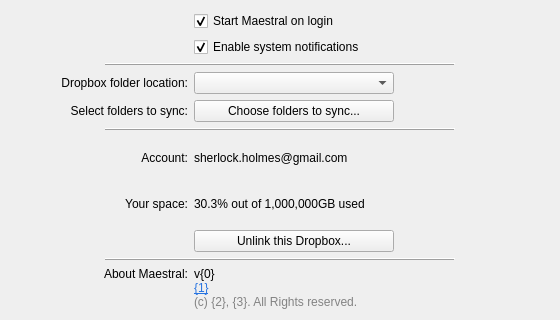
Qt form maestral/gui/settings.ui (samschott/maestral) before a commit.
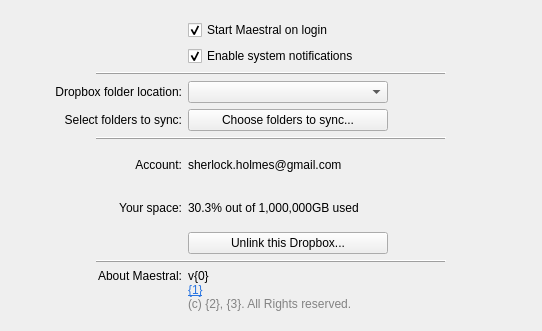
The same form after that commit.

Patch:
```diff
--- a/maestral/gui/settings.ui
+++ b/maestral/gui/settings.ui
@@ -6,14 +6,26 @@
    <rect>
     <x>0</x>
     <y>0</y>
-    <width>560</width>
-    <height>320</height>
+    <width>542</width>
+    <height>331</height>
    </rect>
   </property>
+  <property name="sizePolicy">
+   <sizepolicy hsizetype="MinimumExpanding" vsizetype="MinimumExpanding">
+    <horstretch>0</horstretch>
+    <verstretch>0</verstretch>
+   </sizepolicy>
+  </property>
   <property name="windowTitle">
    <string>Maestral Settings</string>
   </property>
   <layout class="QGridLayout" name="gridLayout" columnstretch="1,2">
+   <property name="topMargin">
+    <number>20</number>
+   </property>
+   <property name="bottomMargin">
+    <number>20</number>
+   </property>
    <item row="7" column="0" colspan="2" alignment="Qt::AlignHCenter">
     <widget class="Line" name="line">
      <property name="minimumSize">
@@ -89,6 +101,12 @@
        <height>0</height>
       </size>
      </property>
+     <property name="maximumSize">
+      <size>
+       <width>200</width>
+       <height>16777215</height>
+      </size>
+     </property>
     </widget>
    </item>
    <item row="4" column="1" alignment="Qt::AlignLeft">
@@ -99,6 +117,12 @@
        <height>0</height>
       </size>
      </property>
+     <property name="maximumSize">
+      <size>
+       <width>200</width>
+       <height>16777215</height>
+      </size>
+     </property>
      <property name="text">
       <string>Choose folders to sync...</string>
      </property>
```
